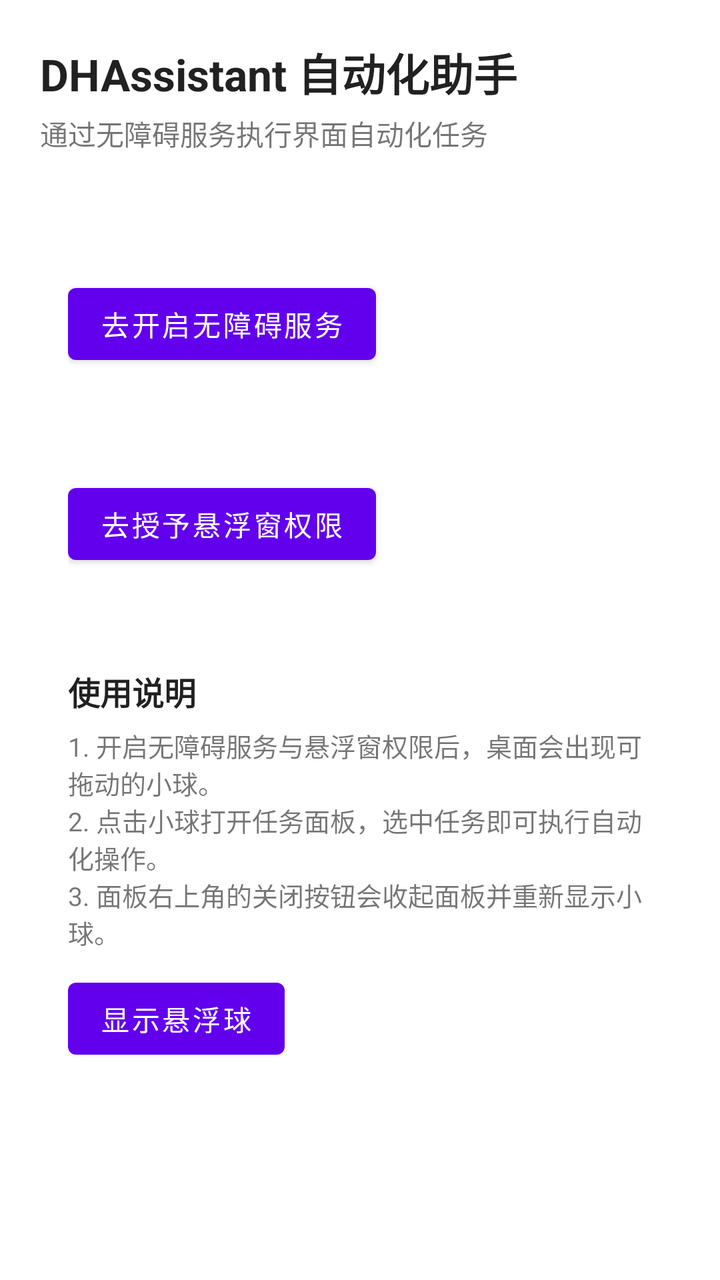
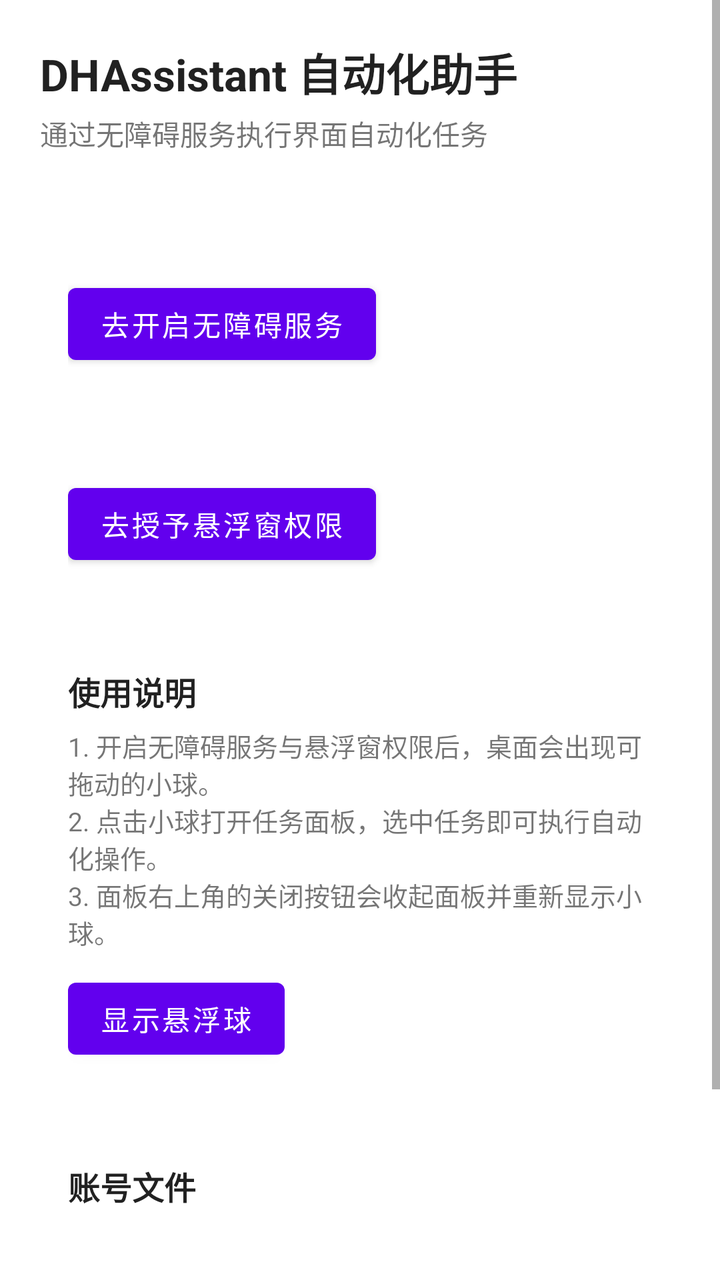

Before-and-after screenshots of an Android layout around one commit, followed by the original layout XML and the change that was made.
<!-- AndroidManifest.xml: application theme Theme.DHAssistant -->
<!-- res/layout/activity_main.xml -->
<?xml version="1.0" encoding="utf-8"?>
<ScrollView xmlns:android="http://schemas.android.com/apk/res/android"
    android:layout_width="match_parent"
    android:layout_height="match_parent"
    android:fillViewport="true">

    <LinearLayout
        android:layout_width="match_parent"
        android:layout_height="wrap_content"
        android:orientation="vertical"
        android:padding="20dp">

        <TextView
            android:layout_width="match_parent"
            android:layout_height="wrap_content"
            android:text="@string/main_title"
            android:textColor="?android:attr/textColorPrimary"
            android:textSize="22sp"
            android:textStyle="bold" />

        <TextView
            android:layout_width="match_parent"
            android:layout_height="wrap_content"
            android:layout_marginTop="4dp"
            android:text="@string/main_subtitle"
            android:textSize="14sp" />

        <LinearLayout
            android:layout_width="match_parent"
            android:layout_height="wrap_content"
            android:layout_marginTop="20dp"
            android:background="?android:attr/colorBackgroundFloating"
            android:orientation="vertical"
            android:padding="14dp">

            <TextView
                android:id="@+id/tv_accessibility_status"
                android:layout_width="match_parent"
                android:layout_height="wrap_content"
                android:textSize="14sp"
                android:textStyle="bold" />

            <Button
                android:id="@+id/btn_open_accessibility"
                android:layout_width="wrap_content"
                android:layout_height="wrap_content"
                android:layout_marginTop="8dp"
                android:text="@string/action_open_accessibility" />

            <View
                android:layout_width="match_parent"
                android:layout_height="1dp"
                android:layout_marginTop="12dp"
                android:layout_marginBottom="12dp"/>

            <TextView
                android:id="@+id/tv_overlay_status"
                android:layout_width="match_parent"
                android:layout_height="wrap_content"
                android:textSize="14sp"
                android:textStyle="bold" />

            <Button
                android:id="@+id/btn_open_overlay"
                android:layout_width="wrap_content"
                android:layout_height="wrap_content"
                android:layout_marginTop="8dp"
                android:text="@string/action_open_overlay" />

        </LinearLayout>

        <LinearLayout
            android:layout_width="match_parent"
            android:layout_height="wrap_content"
            android:layout_marginTop="20dp"
            android:background="?android:attr/colorBackgroundFloating"
            android:orientation="vertical"
            android:padding="14dp">

            <TextView
                android:layout_width="match_parent"
                android:layout_height="wrap_content"
                android:text="@string/usage_tips_title"
                android:textColor="?android:attr/textColorPrimary"
                android:textSize="16sp"
                android:textStyle="bold" />

            <TextView
                android:layout_width="match_parent"
                android:layout_height="wrap_content"
                android:layout_marginTop="6dp"
                android:text="@string/usage_tips_body"
                android:textSize="13sp" />

            <Button
                android:id="@+id/btn_show_floating"
                android:layout_width="wrap_content"
                android:layout_height="wrap_content"
                android:layout_marginTop="10dp"
                android:text="@string/action_show_floating_ball" />
        </LinearLayout>

    </LinearLayout>
</ScrollView>
<!-- resources referenced by this layout -->
<resources>
  <string name="action_open_accessibility">去开启无障碍服务</string>
  <string name="action_open_overlay">去授予悬浮窗权限</string>
  <string name="action_show_floating_ball">显示悬浮球</string>
  <string name="main_subtitle">通过无障碍服务执行界面自动化任务</string>
  <string name="main_title">DHAssistant 自动化助手</string>
  <string name="usage_tips_body">1. 开启无障碍服务与悬浮窗权限后，桌面会出现可拖动的小球。\n2. 点击小球打开任务面板，选中任务即可执行自动化操作。\n3. 面板右上角的关闭按钮会收起面板并重新显示小球。</string>
  <string name="usage_tips_title">使用说明</string>
  <style name="Theme.DHAssistant" parent="Theme.MaterialComponents.DayNight.DarkActionBar">
          
          <item name="colorPrimary">@color/purple_500</item>
          <item name="colorPrimaryVariant">@color/purple_700</item>
          <item name="colorOnPrimary">@color/white</item>
          
          <item name="colorSecondary">@color/teal_200</item>
          <item name="colorSecondaryVariant">@color/teal_700</item>
          <item name="colorOnSecondary">@color/black</item>
          
          <item name="android:statusBarColor">?attr/colorPrimaryVariant</item>
          
          <item name="textColorSecondary">@color/black</item>
      </style>
  <color name="purple_500">#FF6200EE</color>
  <color name="purple_700">#FF3700B3</color>
  <color name="white">#FFFFFFFF</color>
  <color name="teal_200">#FF03DAC5</color>
  <color name="teal_700">#FF018786</color>
  <color name="black">#FF000000</color>
</resources>

<!-- the commit's change to res/layout/activity_main.xml (unified diff, before → after) -->
@@ -51,7 +51,7 @@
                 android:layout_width="match_parent"
                 android:layout_height="1dp"
                 android:layout_marginTop="12dp"
-                android:layout_marginBottom="12dp"/>
+                android:layout_marginBottom="12dp" />
 
             <TextView
                 android:id="@+id/tv_overlay_status"
@@ -100,5 +100,56 @@
                 android:text="@string/action_show_floating_ball" />
         </LinearLayout>
 
+        <LinearLayout
+            android:layout_width="match_parent"
+            android:layout_height="wrap_content"
+            android:layout_marginTop="20dp"
+            android:background="?android:attr/colorBackgroundFloating"
+            android:orientation="vertical"
+            android:padding="14dp">
+
+            <TextView
+                android:layout_width="match_parent"
+                android:layout_height="wrap_content"
+                android:text="@string/account_section_title"
+                android:textColor="?android:attr/textColorPrimary"
+                android:textSize="16sp"
+                android:textStyle="bold" />
+
+            <TextView
+                android:id="@+id/tv_account_path"
+                android:layout_width="match_parent"
+                android:layout_height="wrap_content"
+                android:layout_marginTop="6dp"
+                android:textSize="12sp" />
+
+            <TextView
+                android:id="@+id/tv_account_count"
+                android:layout_width="match_parent"
+                android:layout_height="wrap_content"
+                android:layout_marginTop="4dp"
+                android:textSize="12sp" />
+
+            <LinearLayout
+                android:layout_width="match_parent"
+                android:layout_height="wrap_content"
+                android:layout_marginTop="10dp"
+                android:orientation="horizontal">
+
+                <Button
+                    android:id="@+id/btn_import_account"
+                    android:layout_width="wrap_content"
+                    android:layout_height="wrap_content"
+                    android:text="@string/action_import_account" />
+
+                <Button
+                    android:id="@+id/btn_refresh_account"
+                    android:layout_width="wrap_content"
+                    android:layout_height="wrap_content"
+                    android:layout_marginStart="8dp"
+                    android:text="@string/action_refresh_account" />
+            </LinearLayout>
+        </LinearLayout>
+
     </LinearLayout>
 </ScrollView>
<!-- resource entries referenced after the edit -->
@@ -1,7 +1,10 @@
 <!-- resources referenced by this layout -->
 <resources>
+  <string name="account_section_title">账号文件</string>
+  <string name="action_import_account">导入 account.txt</string>
   <string name="action_open_accessibility">去开启无障碍服务</string>
   <string name="action_open_overlay">去授予悬浮窗权限</string>
+  <string name="action_refresh_account">刷新账号列表</string>
   <string name="action_show_floating_ball">显示悬浮球</string>
   <string name="main_subtitle">通过无障碍服务执行界面自动化任务</string>
   <string name="main_title">DHAssistant 自动化助手</string>
